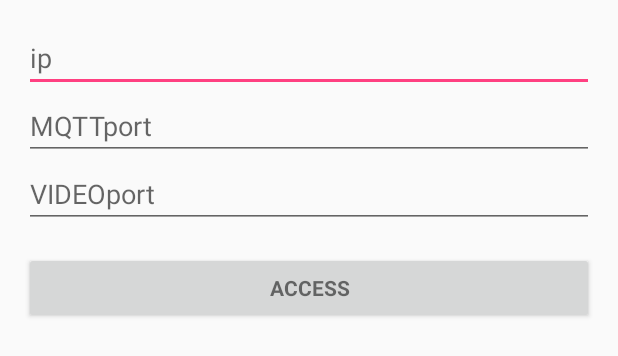
After one commit to pthgrs/ESP_ANDROID, an Android app: the layout activity_login.xml on its own in the app's theme, with its tools: preview values and no code run, on a phone screen of 412 x 824 dp. The commit adds this screen. Shown: the top 356 px of the screen. Run offline under Robolectric (Android 15) with nearby library versions, the phone set to English and light mode, and no system bars.

```diff
--- /dev/null
+++ b/app/src/main/res/layout/activity_login.xml
@@ -0,0 +1,57 @@
+<LinearLayout xmlns:android="http://schemas.android.com/apk/res/android"
+    xmlns:tools="http://schemas.android.com/tools"
+    android:layout_width="match_parent"
+    android:layout_height="match_parent"
+    android:gravity="center_horizontal"
+    android:orientation="vertical"
+    android:paddingBottom="@dimen/activity_vertical_margin"
+    android:paddingLeft="@dimen/activity_horizontal_margin"
+    android:paddingRight="@dimen/activity_horizontal_margin"
+    android:paddingTop="@dimen/activity_vertical_margin"
+    tools:context=".LoginActivity">
+
+    <!-- Login progress -->
+
+    <ScrollView
+        android:id="@+id/login_form"
+        android:layout_width="match_parent"
+        android:layout_height="match_parent">
+
+        <LinearLayout
+            android:id="@+id/ip_login_form"
+            android:layout_width="match_parent"
+            android:layout_height="wrap_content"
+            android:orientation="vertical">
+
+            <EditText
+                android:id="@+id/ipText"
+                android:layout_width="match_parent"
+                android:layout_height="wrap_content"
+                android:hint="ip"
+                android:maxLines="1"/>
+
+            <EditText
+                android:id="@+id/portText1"
+                android:layout_width="match_parent"
+                android:layout_height="wrap_content"
+                android:hint="MQTTport"
+                android:maxLines="1" />
+            <EditText
+                android:id="@+id/portText2"
+                android:layout_width="match_parent"
+                android:layout_height="wrap_content"
+                android:hint="VIDEOport"
+                android:maxLines="1" />
+
+            <Button
+                android:id="@+id/acessBtn"
+                style="?android:textAppearanceSmall"
+                android:layout_width="match_parent"
+                android:layout_height="wrap_content"
+                android:layout_marginTop="16dp"
+                android:text="ACCESS"
+                android:textStyle="bold" />
+
+        </LinearLayout>
+    </ScrollView>
+</LinearLayout>
--- /dev/null
+++ b/app/src/main/res/values/dimens.xml
@@ -0,0 +1,5 @@
+<resources>
+    <!-- Default screen margins, per the Android Design guidelines. -->
+    <dimen name="activity_horizontal_margin">16dp</dimen>
+    <dimen name="activity_vertical_margin">16dp</dimen>
+</resources>
--- a/app/src/main/res/values/strings.xml
+++ b/app/src/main/res/values/strings.xml
@@ -1,3 +1,5 @@
 <resources>
     <string name="app_name">My Application3</string>
+    <string name="title_activity_login">LoginActivity</string>
+
 </resources>
```
Also changed, not shown: app/src/main/AndroidManifest.xml (+15 -7 lines), app/src/main/java/com/example/kthrya/myapplication3/LoginActivity.java (added, +42 -0 lines), app/src/main/java/com/example/kthrya/myapplication3/MainActivity.java (+50 -15 lines), 1 other file.
